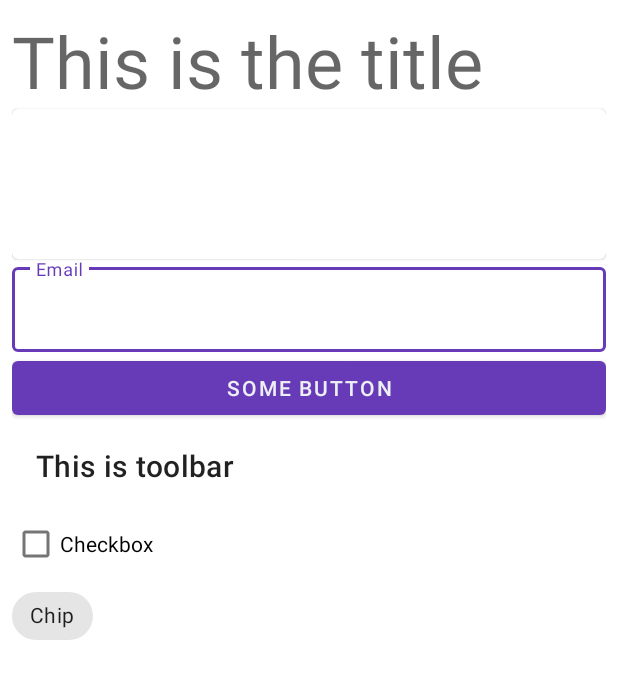
After one commit to atick-faisal/Nord-Starter-Android, an Android app: the layout test_layout.xml on its own in the app's theme, with its tools: preview values and no code run, on a phone screen of 412 x 824 dp. The commit adds this screen. Shown: the top 679 px of the screen. Run offline under Robolectric (Android 15) with nearby library versions, the phone set to English and light mode, and no system bars.

Commit message:
Add color themes

```diff
--- /dev/null
+++ b/app/src/main/res/color/edit_text_box_border.xml
@@ -0,0 +1,7 @@
+<?xml version="1.0" encoding="utf-8"?>
+<selector xmlns:android="http://schemas.android.com/apk/res/android">
+    <item android:color="?attr/colorPrimary" android:state_focused="true"/>
+    <item android:alpha="0.87" android:color="@color/deep_purple_300" android:state_hovered="true"/>
+    <item android:alpha="0.12" android:color="@color/deep_purple_300" android:state_enabled="false"/>
+    <item android:alpha="0.38" android:color="@color/deep_purple_300"/>
+</selector>
--- a/app/src/main/res/layout/activity_main.xml
+++ b/app/src/main/res/layout/activity_main.xml
@@ -6,13 +6,11 @@
     android:layout_height="match_parent"
     tools:context=".MainActivity">
 
-    <TextView
-        android:layout_width="wrap_content"
-        android:layout_height="wrap_content"
-        android:text="Hello World!"
+    <include
+        layout="@layout/test_layout"
         app:layout_constraintBottom_toBottomOf="parent"
-        app:layout_constraintLeft_toLeftOf="parent"
-        app:layout_constraintRight_toRightOf="parent"
+        app:layout_constraintEnd_toEndOf="parent"
+        app:layout_constraintStart_toStartOf="parent"
         app:layout_constraintTop_toTopOf="parent" />
 
 </androidx.constraintlayout.widget.ConstraintLayout>
--- /dev/null
+++ b/app/src/main/res/layout/test_layout.xml
@@ -0,0 +1,51 @@
+<?xml version="1.0" encoding="utf-8"?>
+<LinearLayout xmlns:android="http://schemas.android.com/apk/res/android"
+    xmlns:app="http://schemas.android.com/apk/res-auto"
+    android:layout_width="match_parent"
+    android:layout_height="match_parent"
+    android:orientation="vertical"
+    android:padding="8dp">
+
+    <com.google.android.material.textview.MaterialTextView
+        android:layout_width="match_parent"
+        android:layout_height="wrap_content"
+        android:text="This is the title"
+        android:textAppearance="@style/TextAppearance.MaterialComponents.Headline3" />
+
+    <com.google.android.material.card.MaterialCardView
+        android:layout_width="match_parent"
+        android:layout_height="100dp" />
+
+    <com.google.android.material.textfield.TextInputLayout
+        style="@style/myTextInputLayoutStyle"
+        android:hint="Email"
+        android:layout_width="match_parent"
+        android:layout_height="wrap_content">
+
+        <com.google.android.material.textfield.TextInputEditText
+            android:layout_width="match_parent"
+            android:layout_height="wrap_content" />
+
+    </com.google.android.material.textfield.TextInputLayout>
+
+    <com.google.android.material.button.MaterialButton
+        android:layout_width="match_parent"
+        android:layout_height="wrap_content"
+        android:text="Some Button" />
+
+    <com.google.android.material.appbar.MaterialToolbar
+        android:layout_width="match_parent"
+        android:layout_height="wrap_content"
+        app:title="This is toolbar" />
+
+    <com.google.android.material.checkbox.MaterialCheckBox
+        android:layout_width="wrap_content"
+        android:layout_height="wrap_content"
+        android:text="Checkbox" />
+
+    <com.google.android.material.chip.Chip
+        android:layout_width="wrap_content"
+        android:layout_height="wrap_content"
+        android:text="Chip" />
+
+</LinearLayout>
--- a/app/src/main/res/values-night/themes.xml
+++ b/app/src/main/res/values-night/themes.xml
@@ -1,16 +1,24 @@
 <resources xmlns:tools="http://schemas.android.com/tools">
     <!-- Base application theme. -->
-    <style name="Theme.NordStarter" parent="Theme.MaterialComponents.DayNight.DarkActionBar">
+    <style name="Theme.NordStarter" parent="Theme.MaterialComponents.DayNight.NoActionBar">
         <!-- Primary brand color. -->
-        <item name="colorPrimary">@color/purple_200</item>
-        <item name="colorPrimaryVariant">@color/purple_700</item>
-        <item name="colorOnPrimary">@color/black</item>
+        <item name="colorPrimary">@color/deep_purple_200</item>
+        <item name="colorPrimaryVariant">@color/deep_purple_300</item>
+        <item name="colorOnPrimary">@color/polar_night_0</item>
+        <item name="colorSurface">@color/polar_night_1</item>
+        <item name="android:colorBackground">@color/polar_night_0</item>
+
         <!-- Secondary brand color. -->
-        <item name="colorSecondary">@color/teal_200</item>
-        <item name="colorSecondaryVariant">@color/teal_200</item>
-        <item name="colorOnSecondary">@color/black</item>
+        <item name="colorSecondary">@color/aurora_3</item>
+        <item name="colorSecondaryVariant">@color/aurora_2</item>
+        <item name="colorOnSecondary">@color/polar_night_0</item>
         <!-- Status bar color. -->
-        <item name="android:statusBarColor" tools:targetApi="l">?attr/colorPrimaryVariant</item>
+        <item name="android:statusBarColor" tools:targetApi="l">@color/polar_night_0</item>
         <!-- Customize your theme here. -->
     </style>
+
+    <style name="myTextInputLayoutStyle" parent="Widget.MaterialComponents.TextInputLayout.OutlinedBox">
+        <item name="boxStrokeColor">@color/edit_text_box_border</item>
+    </style>
+
 </resources>
--- a/app/src/main/res/values/colors.xml
+++ b/app/src/main/res/values/colors.xml
@@ -1,12 +1,31 @@
 <?xml version="1.0" encoding="utf-8"?>
-<resources>
-    <color name="purple_200">#FFBB86FC</color>
-    <color name="purple_500">#FF6200EE</color>
-    <color name="purple_700">#FF3700B3</color>
-    <color name="teal_200">#FF03DAC5</color>
-    <color name="teal_700">#FF018786</color>
-    <color name="black">#FF000000</color>
-    <color name="white">#FFFFFFFF</color>
+<resources xmlns:tools="http://schemas.android.com/tools">
+    <color name="white">#FFFFFF</color>
+    <color name="black">#000000</color>
+
+    <!-- ... ... Deep Purple ... ... -->
+    <color name="deep_purple_50">#EDE7F6</color>
+    <color name="deep_purple_100">#D1C4E9</color>
+    <color name="deep_purple_200">#B39DDB</color>
+    <color name="deep_purple_300">#9575CD</color>
+    <color name="deep_purple_400">#7E57C2</color>
+    <color name="deep_purple_500">#673AB7</color>
+    <color name="deep_purple_600">#5E35B1</color>
+    <color name="deep_purple_700">#512DA8</color>
+    <color name="deep_purple_800">#4527A0</color>
+    <color name="deep_purple_900">#311B92</color>
+
+    <!-- ... ... Indigo ... ... -->
+    <color name="indigo_50">#E8EAF6</color>
+    <color name="indigo_100">#C5CAE9</color>
+    <color name="indigo_200">#9FA8DA</color>
+    <color name="indigo_300">#7986CB</color>
+    <color name="indigo_400">#5C6BC0</color>
+    <color name="indigo_500">#3F51B5</color>
+    <color name="indigo_600">#3949AB</color>
+    <color name="indigo_700">#303F9F</color>
+    <color name="indigo_800">#283593</color>
+    <color name="indigo_900">#1A237E</color>
 
     <!-- ... ... Polar Night ... ... -->
     <color name="polar_night_0">#2E3440</color>
@@ -31,4 +50,7 @@
     <color name="aurora_2">#EBCB8B</color>
     <color name="aurora_3">#A3BE8C</color>
     <color name="aurora_4">#B48EAD</color>
+
+    <color name="mtrl_textinput_default_box_stroke_color" tools:override="true" >@color/snow_storm_0</color>
+
 </resources>
--- a/app/src/main/res/values/themes.xml
+++ b/app/src/main/res/values/themes.xml
@@ -1,16 +1,21 @@
 <resources xmlns:tools="http://schemas.android.com/tools">
     <!-- Base application theme. -->
-    <style name="Theme.NordStarter" parent="Theme.MaterialComponents.DayNight.DarkActionBar">
+    <style name="Theme.NordStarter" parent="Theme.MaterialComponents.DayNight.NoActionBar">
         <!-- Primary brand color. -->
-        <item name="colorPrimary">@color/purple_500</item>
-        <item name="colorPrimaryVariant">@color/purple_700</item>
-        <item name="colorOnPrimary">@color/white</item>
+        <item name="colorPrimary">@color/deep_purple_500</item>
+        <item name="colorPrimaryVariant">@color/deep_purple_400</item>
+        <item name="colorOnPrimary">@color/snow_storm_2</item>
         <!-- Secondary brand color. -->
-        <item name="colorSecondary">@color/teal_200</item>
-        <item name="colorSecondaryVariant">@color/teal_700</item>
-        <item name="colorOnSecondary">@color/black</item>
+        <item name="colorSecondary">@color/aurora_3</item>
+        <item name="colorSecondaryVariant">@color/aurora_2</item>
+        <item name="colorOnSecondary">@color/polar_night_0</item>
         <!-- Status bar color. -->
-        <item name="android:statusBarColor" tools:targetApi="l">?attr/colorPrimaryVariant</item>
+        <item name="android:statusBarColor" tools:targetApi="l">@color/white</item>
+        <item name="android:windowLightStatusBar">true</item>
         <!-- Customize your theme here. -->
+
+    </style>
+
+    <style name="myTextInputLayoutStyle" parent="Widget.MaterialComponents.TextInputLayout.OutlinedBox">
     </style>
 </resources>
```
